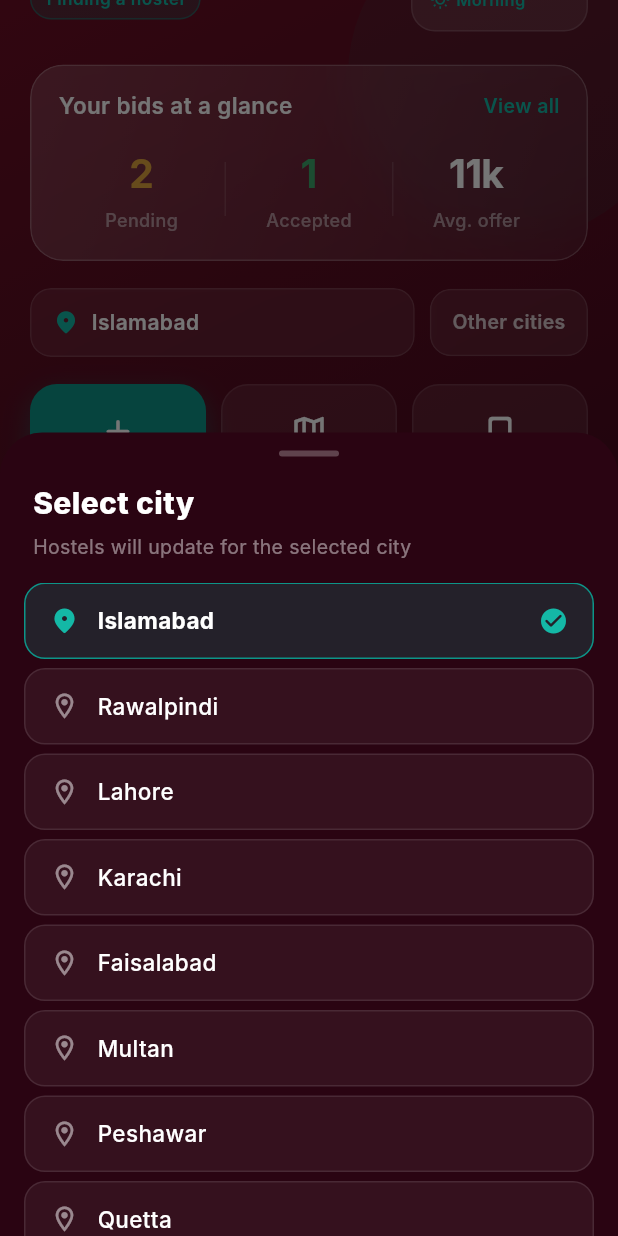
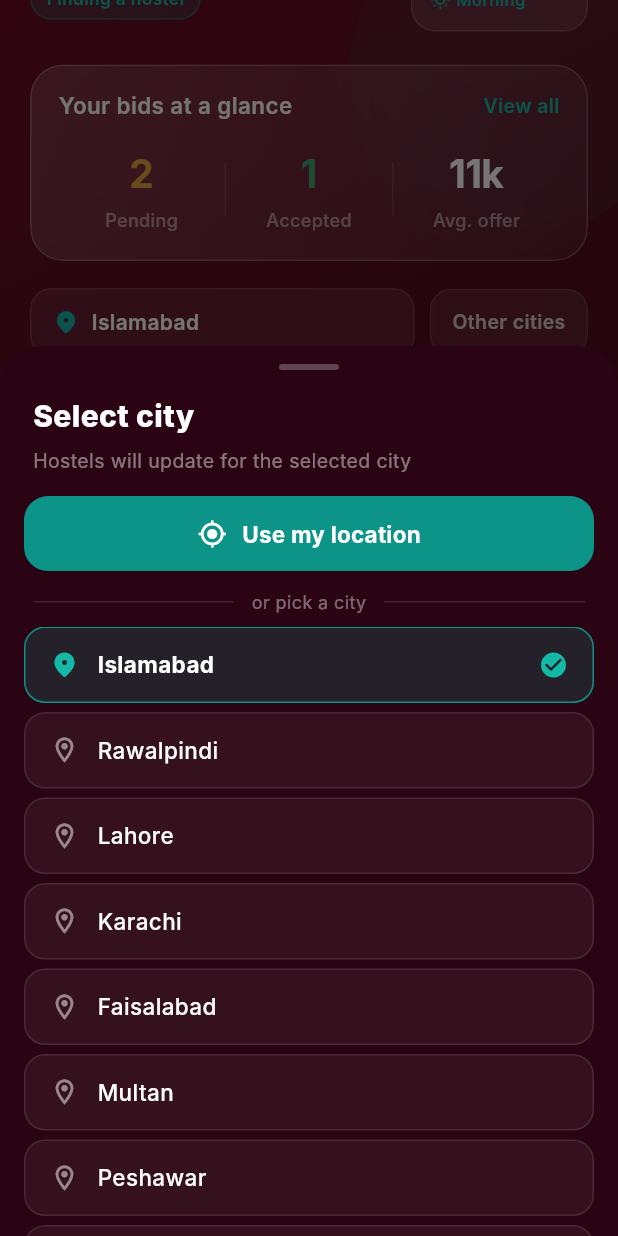
Before and after one commit to student-air/hostel_buddy, a Flutter app: the SeekerHomeView screen opened by its route, scrolled down 157 dp, after a tap on "Other cities", on a phone screen of 412 x 824 dp. Run offline on Flutter 3.47's test engine with Material 3 defaults, Android fonts, the phone set to English and light mode, and no system bars; our stand-ins replace geocoding, geolocator, get, get_storage, image_cropper, image_picker and 1 more; accounts and stored records are empty; Roboto replaces fonts that are missing (Inter).

Commit message:
seeker home and  all screens done

```diff
--- a/lib/presentation/seeker_home/controllers/seeker_home_controller.dart
+++ b/lib/presentation/seeker_home/controllers/seeker_home_controller.dart
@@ -1,6 +1,8 @@
 import 'dart:ui';
 
 import 'package:flutter/material.dart';
+import 'package:geocoding/geocoding.dart' as geo;
+import 'package:geolocator/geolocator.dart';
 import 'package:get/get.dart';
 import 'package:get_storage/get_storage.dart';
 
@@ -11,7 +13,6 @@ import '../../../routes/app_routes.dart';
 class SeekerHomeController extends GetxController {
   final _box = GetStorage();
 
-  /// Stable key for endDrawer — do not create in build()
   final scaffoldKey = GlobalKey<ScaffoldState>();
 
   final userName = 'there'.obs;
@@ -75,7 +76,6 @@ class SeekerHomeController extends GetxController {
     if (occ != null && occ.isNotEmpty) {
       occupation.value = occ;
     }
-    // Always plain label — no "Student ·"
     userRoleLabel.value = 'Finding a hostel';
   }
 
@@ -98,18 +98,8 @@ class SeekerHomeController extends GetxController {
 
   String get dateLabel {
     const months = [
-      'Jan',
-      'Feb',
-      'Mar',
-      'Apr',
-      'May',
-      'Jun',
-      'Jul',
-      'Aug',
-      'Sep',
-      'Oct',
-      'Nov',
-      'Dec',
+      'Jan', 'Feb', 'Mar', 'Apr', 'May', 'Jun',
+      'Jul', 'Aug', 'Sep', 'Oct', 'Nov', 'Dec',
     ];
     final n = DateTime.now();
     return '${n.day} ${months[n.month - 1]} ${n.year}';
@@ -117,13 +107,8 @@ class SeekerHomeController extends GetxController {
 
   String get weekdayLabel {
     const days = [
-      'Monday',
-      'Tuesday',
-      'Wednesday',
-      'Thursday',
-      'Friday',
-      'Saturday',
-      'Sunday',
+      'Monday', 'Tuesday', 'Wednesday', 'Thursday',
+      'Friday', 'Saturday', 'Sunday',
     ];
     return days[DateTime.now().weekday - 1];
   }
@@ -140,12 +125,12 @@ class SeekerHomeController extends GetxController {
     selectedNavIndex.value = index;
     switch (index) {
       case 0:
-      break; // already on Home
+        break;
       case 1:
         Get.toNamed(AppRoutes.seekerBids);
         break;
       case 2:
-      Get.toNamed(AppRoutes.seekerSearch); // ← Search
+        Get.toNamed(AppRoutes.seekerSearch);
         break;
       case 3:
         Get.toNamed(AppRoutes.profile);
@@ -169,12 +154,12 @@ class SeekerHomeController extends GetxController {
       'Abbottabad',
     ];
 
+    final isLocating = false.obs;
+
     Get.bottomSheet(
       isScrollControlled: true,
       Container(
-      constraints: BoxConstraints(
-        maxHeight: Get.height * 0.65,
-      ),
+        constraints: BoxConstraints(maxHeight: Get.height * 0.72),
         decoration: const BoxDecoration(
           color: Color(0xFF2A0412),
           borderRadius: BorderRadius.vertical(top: Radius.circular(28)),
@@ -221,6 +206,82 @@ class SeekerHomeController extends GetxController {
               ),
             ),
             const SizedBox(height: 14),
+            Padding(
+              padding: const EdgeInsets.symmetric(horizontal: 16),
+              child: Obx(
+                () => SizedBox(
+                  width: double.infinity,
+                  height: 50,
+                  child: ElevatedButton(
+                    onPressed: isLocating.value
+                        ? null
+                        : () => _useMyLocation(isLocating),
+                    style: ElevatedButton.styleFrom(
+                      backgroundColor: AppColors.accent,
+                      foregroundColor: Colors.white,
+                      disabledBackgroundColor:
+                          AppColors.accent.withValues(alpha: 0.5),
+                      elevation: 0,
+                      shape: RoundedRectangleBorder(
+                        borderRadius: BorderRadius.circular(16),
+                      ),
+                    ),
+                    child: isLocating.value
+                        ? const SizedBox(
+                            width: 22,
+                            height: 22,
+                            child: CircularProgressIndicator(
+                              strokeWidth: 2.2,
+                              color: Colors.white,
+                            ),
+                          )
+                        : const Row(
+                            mainAxisAlignment: MainAxisAlignment.center,
+                            children: [
+                              Icon(Icons.my_location_rounded, size: 20),
+                              SizedBox(width: 10),
+                              Text(
+                                'Use my location',
+                                style: TextStyle(
+                                  fontSize: 15,
+                                  fontWeight: FontWeight.w700,
+                                ),
+                              ),
+                            ],
+                          ),
+                  ),
+                ),
+              ),
+            ),
+            const SizedBox(height: 12),
+            Padding(
+              padding: const EdgeInsets.symmetric(horizontal: 22),
+              child: Row(
+                children: [
+                  Expanded(
+                    child: Divider(
+                      color: Colors.white.withValues(alpha: 0.12),
+                    ),
+                  ),
+                  Padding(
+                    padding: const EdgeInsets.symmetric(horizontal: 12),
+                    child: Text(
+                      'or pick a city',
+                      style: TextStyle(
+                        color: Colors.white.withValues(alpha: 0.4),
+                        fontSize: 12,
+                      ),
+                    ),
+                  ),
+                  Expanded(
+                    child: Divider(
+                      color: Colors.white.withValues(alpha: 0.12),
+                    ),
+                  ),
+                ],
+              ),
+            ),
+            const SizedBox(height: 8),
             Flexible(
               child: ListView.separated(
                 padding: const EdgeInsets.fromLTRB(16, 0, 16, 24),
@@ -301,6 +362,76 @@ class SeekerHomeController extends GetxController {
     );
   }
 
+  Future<void> _useMyLocation(RxBool isLocating) async {
+  isLocating.value = true;
+  try {
+    final serviceEnabled = await Geolocator.isLocationServiceEnabled();
+    if (!serviceEnabled) {
+      AppSnackbar.warning(
+        'Location off',
+        'Please turn on location services.',
+      );
+      return;
+    }
+
+    var permission = await Geolocator.checkPermission();
+    if (permission == LocationPermission.denied) {
+      permission = await Geolocator.requestPermission();
+      if (permission == LocationPermission.denied) {
+        AppSnackbar.warning(
+          'Permission denied',
+          'Location permission is required.',
+        );
+        return;
+      }
+    }
+
+    if (permission == LocationPermission.deniedForever) {
+      AppSnackbar.warning(
+        'Permission blocked',
+        'Enable location from app settings.',
+      );
+      return;
+    }
+
+    final position = await Geolocator.getCurrentPosition(
+      locationSettings: const LocationSettings(
+        accuracy: LocationAccuracy.high,
+      ),
+    );
+
+    // geocoding 5.x API
+    final geocoding = geo.Geocoding();
+    final placemarks = await geocoding.placemarkFromCoordinates(
+      position.latitude,
+      position.longitude,
+    );
+
+    if (placemarks.isEmpty) {
+      AppSnackbar.error('Failed', 'Could not detect city.');
+      return;
+    }
+
+    final place = placemarks.first;
+    final city = (place.locality != null && place.locality!.isNotEmpty)
+        ? place.locality!
+        : (place.subAdministrativeArea != null &&
+                place.subAdministrativeArea!.isNotEmpty)
+            ? place.subAdministrativeArea!
+            : (place.administrativeArea ?? 'Unknown');
+
+    currentCity.value = city;
+    _box.write('profile_city', city);
+
+    if (Get.isBottomSheetOpen ?? false) Get.back();
+
+    AppSnackbar.success('Location found', 'You are in $city');
+  } catch (e) {
+    AppSnackbar.error('Error', 'Could not get your location.');
+  } finally {
+    isLocating.value = false;
+  }
+}
   void onHome() => Get.toNamed(AppRoutes.seekerHome);
 
   void onCreateBid() => Get.toNamed(AppRoutes.placeBid);
@@ -309,22 +440,17 @@ class SeekerHomeController extends GetxController {
 
   void onMapView() => Get.toNamed(AppRoutes.seekerMap);
 
-
   void onSearch() => Get.toNamed(AppRoutes.seekerSearch);
 
   void onNotifications() => Get.toNamed(AppRoutes.notifications);
 
   void onViewAllBids() => Get.toNamed(AppRoutes.seekerBids);
 
-  void onSeeAllHostels() =>
-      AppSnackbar.info('Hostels', 'Full list coming next.');
+  void onSeeAllHostels() => Get.toNamed(AppRoutes.seekerMap);
 
   void onHostelTap(Map<String, dynamic> hostel) {
-    final name = hostel['name']?.toString() ?? 'Hostel';
-    AppSnackbar.info(name, 'Details coming next.');
+    Get.toNamed(AppRoutes.seekerMap);
   }
-
-
 
   void onProfile() => Get.toNamed(AppRoutes.profile);
 
@@ -365,7 +491,6 @@ class SeekerHomeController extends GetxController {
               child: Column(
                 mainAxisSize: MainAxisSize.min,
                 children: [
-                  // Icon
                   Container(
                     width: 64,
                     height: 64,
@@ -383,8 +508,6 @@ class SeekerHomeController extends GetxController {
                     ),
                   ),
                   const SizedBox(height: 18),
-
-                  // Title
                   const Text(
                     'Log out?',
                     style: TextStyle(
@@ -395,8 +518,6 @@ class SeekerHomeController extends GetxController {
                     ),
                   ),
                   const SizedBox(height: 8),
-
-                  // Subtitle
                   Text(
                     'Are you sure you want to log out of Hostel Buddy?',
                     textAlign: TextAlign.center,
@@ -407,8 +528,6 @@ class SeekerHomeController extends GetxController {
                     ),
                   ),
                   const SizedBox(height: 28),
-
-                  // Buttons
                   Row(
                     children: [
                       Expanded(
```
Also changed, not shown: lib/presentation/seeker_home/views/seeker_home_view.dart (+3 -13 lines), lib/presentation/seeker_map/controllers/seeker_map_controller.dart (+14 -74 lines), lib/presentation/seeker_map/views/seeker_map_view.dart (+145 -76 lines). Lines whose indentation alone changed are shown as unchanged.
